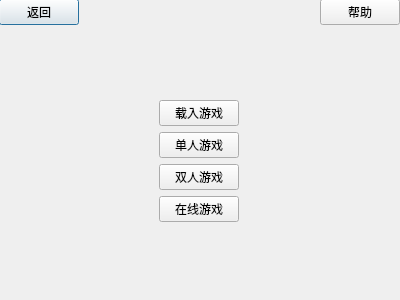
First picture: the form in startdialog.ui, repository shendl1978/testQGraphicsView1, before the edit.
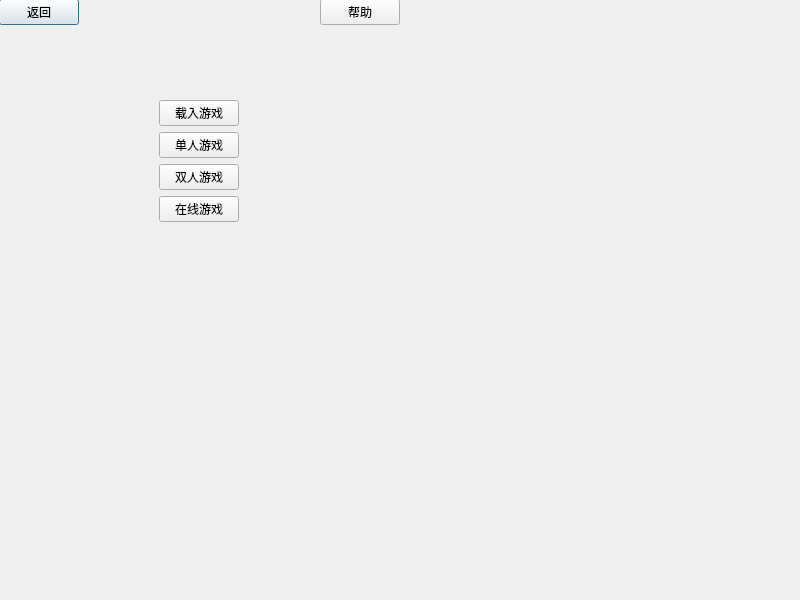
Second picture: the form after the edit.

```diff
--- a/startdialog.ui
+++ b/startdialog.ui
@@ -6,8 +6,8 @@
    <rect>
     <x>0</x>
     <y>0</y>
-    <width>400</width>
-    <height>300</height>
+    <width>800</width>
+    <height>600</height>
    </rect>
   </property>
   <property name="windowTitle">
```
